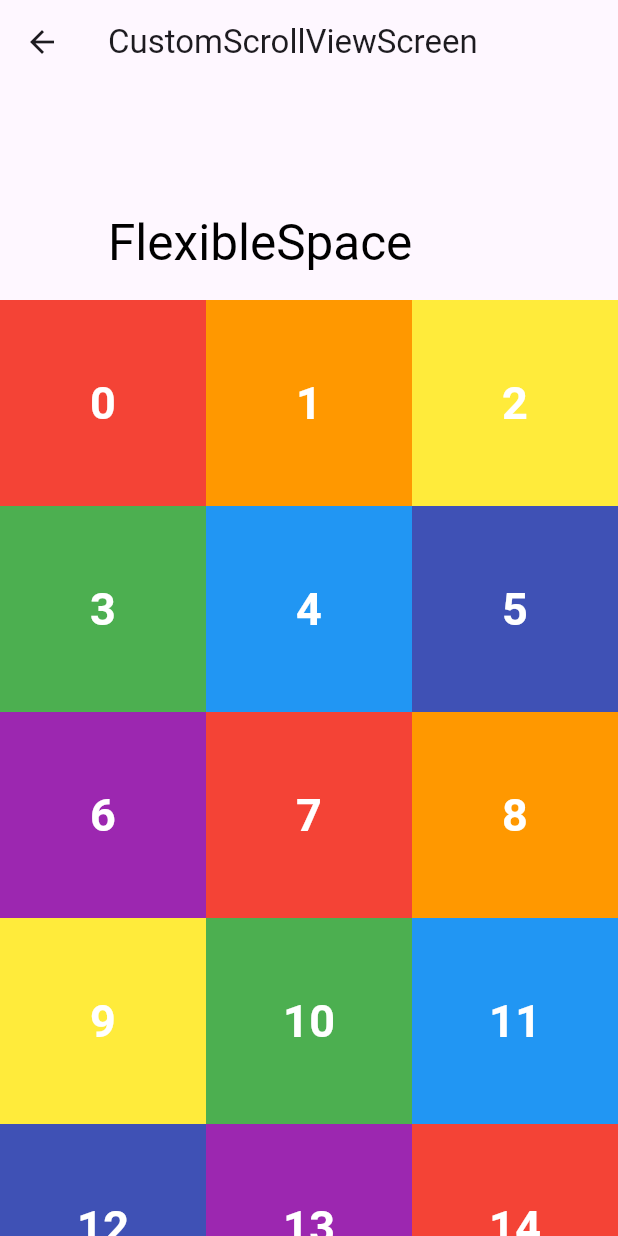
After one commit to bigbulgogiburger/scrollable_widgets, a Flutter app: the CustomScrollViewScreen screen opened directly, on a phone screen of 412 x 824 dp. The commit adds this screen. Run offline on Flutter 3.47's test engine with Material 3 defaults, Android fonts, the phone set to English and light mode, and no system bars.

Commit message:
CustomScrollView(Sliver)  추가.

```diff
--- /dev/null
+++ b/lib/screen/custom_scroll_view_screen.dart
@@ -0,0 +1,123 @@
+import 'package:flutter/material.dart';
+import 'package:scrollable_widgets/const/colors.dart';
+
+class CustomScrollViewScreen extends StatelessWidget {
+  final List<int> numbers = List.generate(100, (index) => index);
+
+  CustomScrollViewScreen({super.key});
+
+  @override
+  Widget build(BuildContext context) {
+    return Scaffold(
+        body: CustomScrollView(
+      slivers: [
+        renderSliverAppBar(),
+        renderSliverGridBuilder(),
+      ],
+    ));
+  }
+
+
+  SliverAppBar renderSliverAppBar(){
+    return SliverAppBar(
+      // 스크롤 했을 때에 리스트의 중간에도 Appbar가 내려오게 할 수 있음
+      floating: true,
+      // 앱바 고정.
+      pinned: false,
+      // snap 자석처럼 살짝만 움직여도 앱바가 날아가거나 생김(끝과 끝만 존재),
+      // floating이 true인 경우에만 쓸 수 있음.
+      snap: false,
+      // android에서는 기본적으로 되는기능(physics bouncing으로 바꾸면됨). ios인 경우 앱바를 스크롤 했을 때에 따라옴.
+      stretch: true,
+      //최대 사이즈
+      expandedHeight: 200,
+      // 최소 사이즈
+      collapsedHeight: 150,
+      flexibleSpace: FlexibleSpaceBar(
+        title: Text('FlexibleSpace',style: TextStyle(
+          color: Colors.black
+        ),),
+      ),
+      title: Text("CustomScrollViewScreen"),
+    );
+  }
+  Widget renderContainer({
+    required Color color,
+    required int index,
+    double? height,
+  }) {
+    if (index != null) {
+      print(index);
+    }
+    return Container(
+      height: height ?? 300,
+      color: color,
+      child: Center(
+        child: Text(
+          index.toString(),
+          style: const TextStyle(
+            color: Colors.white,
+            fontWeight: FontWeight.w700,
+            fontSize: 30.0,
+          ),
+        ),
+      ),
+    );
+  }
+
+  //ListView 기본 생성자와 유사함.
+  SliverList renderChildSliverList() {
+    return SliverList(
+      delegate: SliverChildListDelegate(
+        numbers
+            .map((e) => renderContainer(
+                color: rainbowColors[e % rainbowColors.length], index: e))
+            .toList(),
+      ),
+    );
+  }
+
+  //ListView.builder 생성자와 유사함
+  SliverList renderBuilderSliverList() {
+    return SliverList(
+      delegate: SliverChildBuilderDelegate(
+        (context, index) {
+          return renderContainer(
+              color: rainbowColors[index % rainbowColors.length], index: index);
+        },
+        childCount: 100,
+      ),
+    );
+  }
+
+  //GridView.coun와 유사함
+  SliverGrid renderChildSliverGrid() {
+    return SliverGrid(
+      delegate: SliverChildListDelegate(
+        numbers
+            .map((e) => renderContainer(
+                color: rainbowColors[e % rainbowColors.length], index: e))
+            .toList(),
+      ),
+      gridDelegate: SliverGridDelegateWithFixedCrossAxisCount(
+        crossAxisCount: 2,
+      ),
+    );
+  }
+  // GridView.builder와 유사함
+  SliverGrid renderSliverGridBuilder(){
+    return SliverGrid(
+      delegate: SliverChildBuilderDelegate(
+            (context, index) {
+          return renderContainer(
+              color: rainbowColors[index % rainbowColors.length],
+              index: index);
+        },
+        childCount: 100,
+      ),
+      gridDelegate: SliverGridDelegateWithMaxCrossAxisExtent(
+        maxCrossAxisExtent: 150,
+      ),
+    );
+  }
+}
--- a/lib/screen/home_screen.dart
+++ b/lib/screen/home_screen.dart
@@ -1,5 +1,6 @@
 import 'package:flutter/material.dart';
 import 'package:scrollable_widgets/layout/main_layout.dart';
+import 'package:scrollable_widgets/screen/custom_scroll_view_screen.dart';
 import 'package:scrollable_widgets/screen/grid_view_screen.dart';
 import 'package:scrollable_widgets/screen/list_view_screen.dart';
 import 'package:scrollable_widgets/screen/reorderable_list_view_screen.dart';
@@ -30,6 +31,10 @@ class HomeScreen extends StatelessWidget {
       builder: (_) => ReorderableListViewScreen(),
       name: 'ReorderableListViewScreen',
     ),
+    ScreenModel(
+      builder: (_) => CustomScrollViewScreen(),
+      name: 'CustomScrollViewScreen',
+    ),
   ];
 
   HomeScreen({super.key});
--- a/pubspec.yaml
+++ b/pubspec.yaml
@@ -19,7 +19,7 @@ publish_to: 'none' # Remove this line if you wish to publish to pub.dev
 version: 1.0.0+1
 
 environment:
-  sdk: '>=3.2.3 <4.0.0'
+  sdk: '>=3.2.2'
 
 # Dependencies specify other packages that your package needs in order to work.
 # To automatically upgrade your package dependencies to the latest versions
```
Also changed, not shown: pubspec.lock.
